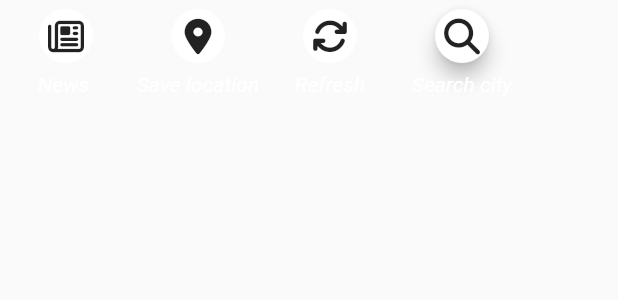
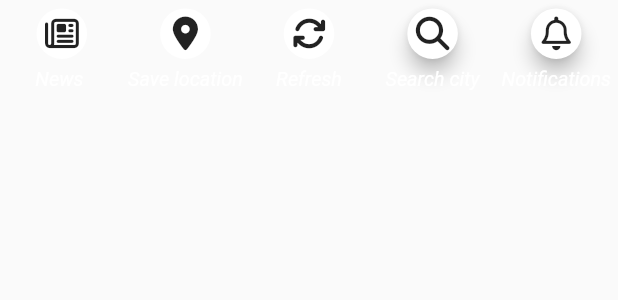
Before and after one commit to JuanFGQ/weather_app, a Flutter app: the _ActionButtons widget shown alone on an empty page, opened directly, on a phone screen of 412 x 824 dp. Shown: the top 300 px of the screen. Run offline on Flutter 3.47's test engine with Material 2 defaults, Android fonts, the phone set to English and light mode, and no system bars; our stand-ins replace animate_do, awesome_notifications, font_awesome_flutter, geolocator, permission_handler, shared_preferences and 1 more; accounts and stored records are empty; generated files the repository leaves out were written again; statements that could not run were skipped.

Commit message:
notification in process 2

```diff
--- a/lib/main.dart
+++ b/lib/main.dart
@@ -32,8 +32,6 @@ void main() async {
         importance: NotificationImportance.High,
         channelShowBadge: true)
   ]);
-
-  // await initNotifications();
 
   //get data certifycate for secure conexition SSL
 
--- a/lib/pages/new_desing_page.dart
+++ b/lib/pages/new_desing_page.dart
@@ -8,6 +8,8 @@ import 'dart:async';
 
 import 'package:flutter_gen/gen_l10n/app_localizations.dart';
 import 'package:provider/provider.dart';
+import 'package:weather/helpers/utilities_notifications.dart';
+import 'package:weather/notifications/weather_notifications.dart';
 import 'package:weather/providers/wanted_places_provider.dart';
 
 import '../models/models.dart';
@@ -674,7 +676,6 @@ class _ActionButtons extends StatelessWidget {
             text: Text(AppLocalizations.of(context)!.news,
                 style: const TextStyle(
                     fontStyle: FontStyle.italic, color: Colors.white)),
-            infinite: true,
             icon: const FaIcon(FontAwesomeIcons.newspaper),
             function: newsButton,
           ),
@@ -682,7 +683,6 @@ class _ActionButtons extends StatelessWidget {
               text: Text(AppLocalizations.of(context)!.savelocation,
                   style: const TextStyle(
                       fontStyle: FontStyle.italic, color: Colors.white)),
-              infinite: true,
               icon: const FaIcon(
                 FontAwesomeIcons.locationDot,
               ),
@@ -691,7 +691,6 @@ class _ActionButtons extends StatelessWidget {
             text: Text(AppLocalizations.of(context)!.refresh,
                 style: const TextStyle(
                     fontStyle: FontStyle.italic, color: Colors.white)),
-            infinite: true,
             // ignore: deprecated_member_use
             icon: const FaIcon(FontAwesomeIcons.refresh),
             function: refreshPage,
@@ -700,7 +699,6 @@ class _ActionButtons extends StatelessWidget {
               text: Text(AppLocalizations.of(context)!.searchcity,
                   style: const TextStyle(
                       fontStyle: FontStyle.italic, color: Colors.white)),
-              infinite: true,
               // ignore: deprecated_member_use
               icon: const FaIcon(FontAwesomeIcons.search),
               function: () {
@@ -709,6 +707,20 @@ class _ActionButtons extends StatelessWidget {
                     MaterialPageRoute(
                         builder: (BuildContext context) =>
                             const WeatherSearchCity()));
+              }),
+          RoundedButton(
+              text: const Text('Notifications',
+                  style: TextStyle(
+                      fontStyle: FontStyle.italic, color: Colors.white)),
+              // ignore: deprecated_member_use
+              icon: const FaIcon(FontAwesomeIcons.bell),
+              function: () async {
+                NotificationWeekAndTime? pickedSchedule =
+                    await pickSchedule(context);
+
+                if (pickedSchedule != null) {
+                  createWeatherNotifications(pickedSchedule);
+                }
               }),
         ],
       ),
--- a/lib/widgets/rounded_button.dart
+++ b/lib/widgets/rounded_button.dart
@@ -4,14 +4,12 @@ import 'package:flutter/material.dart';
 // ignore: must_be_immutable
 class RoundedButton extends StatelessWidget {
   final void Function()? function;
-  final bool infinite;
   final Widget icon;
   Widget? text;
 
   RoundedButton({
     super.key,
     this.function,
-    required this.infinite,
     required this.icon,
     this.text,
   });
```
Also changed, not shown: lib/helpers/utilities_notifications.dart (+71 -19 lines), lib/notifications/weather_notifications.dart (+8 -3 lines).
